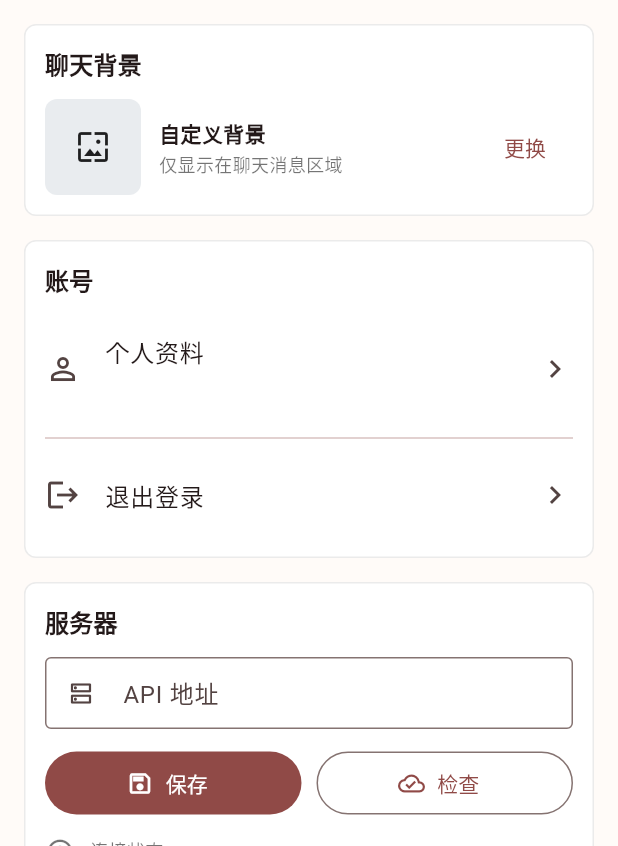
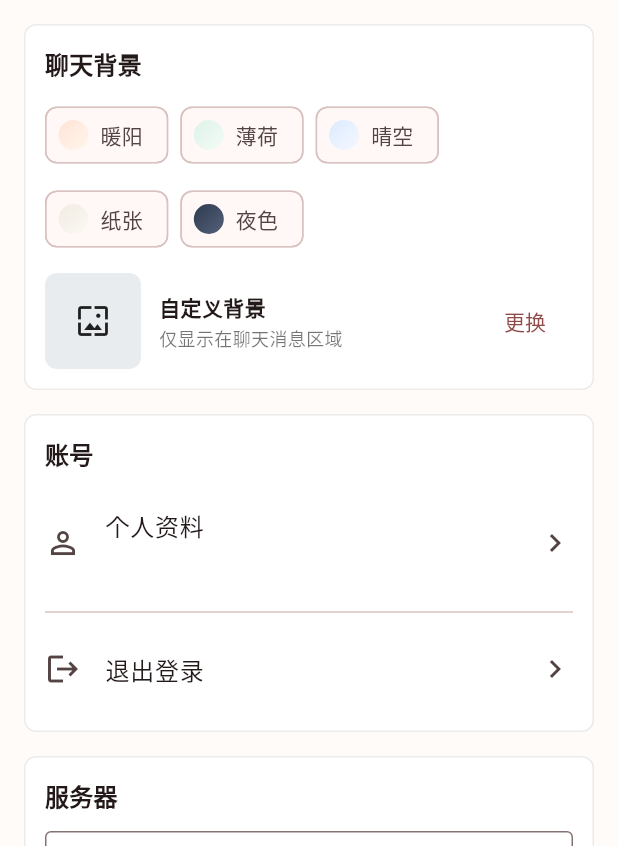
Before and after one commit to GINKA-Star123/aiagent-frontend, a Flutter app: the SettingsPage screen opened directly with empty values, on a phone screen of 412 x 824 dp, the part 390-1236 px from its top. Run offline on Flutter 3.47's test engine with Material 3 defaults, Android fonts, the phone set to English and light mode, and no system bars; our stand-ins replace audioplayers, connectivity_plus, dio, image_picker, permission_handler, scrollable_positioned_list and 1 more; missing offline and left inert: record; accounts and stored records are empty.

Commit message:
feat: gradient background presets

```diff
--- /dev/null
+++ b/lib/profile/background_presets.dart
@@ -0,0 +1,58 @@
+import 'package:flutter/material.dart';
+
+class BackgroundPreset {
+  const BackgroundPreset({
+    required this.id,
+    required this.label,
+    required this.colors,
+  });
+
+  final String id;
+  final String label;
+  final List<Color> colors;
+
+  LinearGradient get gradient {
+    return LinearGradient(
+      begin: Alignment.topLeft,
+      end: Alignment.bottomRight,
+      colors: colors,
+    );
+  }
+}
+
+const List<BackgroundPreset> backgroundPresets = [
+  BackgroundPreset(
+    id: 'peach',
+    label: '暖阳',
+    colors: [Color(0xFFFFE3D6), Color(0xFFFFF6EC)],
+  ),
+  BackgroundPreset(
+    id: 'mint',
+    label: '薄荷',
+    colors: [Color(0xFFDDF3E8), Color(0xFFF4FBF7)],
+  ),
+  BackgroundPreset(
+    id: 'sky',
+    label: '晴空',
+    colors: [Color(0xFFDCEBFF), Color(0xFFF4F8FF)],
+  ),
+  BackgroundPreset(
+    id: 'paper',
+    label: '纸张',
+    colors: [Color(0xFFF1ECE3), Color(0xFFFBF8F3)],
+  ),
+  BackgroundPreset(
+    id: 'night',
+    label: '夜色',
+    colors: [Color(0xFF2E3A4E), Color(0xFF55617A)],
+  ),
+];
+
+BackgroundPreset? backgroundPresetById(String id) {
+  for (final preset in backgroundPresets) {
+    if (preset.id == id) {
+      return preset;
+    }
+  }
+  return null;
+}
--- a/lib/settings/settings_page.dart
+++ b/lib/settings/settings_page.dart
@@ -4,6 +4,7 @@ import 'package:flutter/material.dart';
 import 'package:image_picker/image_picker.dart';
 
 import '../profile/avatar_store.dart';
+import '../profile/background_presets.dart';
 import '../profile/background_store.dart';
 
 class SettingsPage extends StatefulWidget {
@@ -13,6 +14,7 @@ class SettingsPage extends StatefulWidget {
     required this.myAvatarPath,
     required this.agentAvatarPath,
     required this.backgroundPath,
+    required this.backgroundPreset,
     required this.backgroundDim,
     required this.backgroundBlur,
     required this.onAvatarsChanged,
@@ -37,6 +39,7 @@ class SettingsPage extends StatefulWidget {
   final String myAvatarPath;
   final String agentAvatarPath;
   final String backgroundPath;
+  final String backgroundPreset;
   final double backgroundDim;
   final double backgroundBlur;
   final Future<void> Function() onAvatarsChanged;
@@ -72,6 +75,7 @@ class _SettingsPageState extends State<SettingsPage> {
   late String _myAvatarPath;
   late String _agentAvatarPath;
   late String _backgroundPath;
+  late String _backgroundPreset;
   late double _backgroundDim;
   late double _backgroundBlur;
   final ImagePicker _imagePicker = ImagePicker();
@@ -87,6 +91,7 @@ class _SettingsPageState extends State<SettingsPage> {
     _myAvatarPath = widget.myAvatarPath;
     _agentAvatarPath = widget.agentAvatarPath;
     _backgroundPath = widget.backgroundPath;
+    _backgroundPreset = widget.backgroundPreset;
     _backgroundDim = widget.backgroundDim;
     _backgroundBlur = widget.backgroundBlur;
   }
@@ -382,11 +387,13 @@ class _SettingsPageState extends State<SettingsPage> {
         return;
       }
       final path = await BackgroundStore.save(widget.userId, picked.path);
+      await BackgroundStore.savePreset(widget.userId, '');
       if (!mounted) {
         return;
       }
       setState(() {
         _backgroundPath = path;
+        _backgroundPreset = '';
       });
       await widget.onBackgroundChanged();
     } catch (error) {
@@ -405,13 +412,28 @@ class _SettingsPageState extends State<SettingsPage> {
     }
   }
 
-  Future<void> _resetBackground() async {
+  Future<void> _selectBackgroundPreset(BackgroundPreset preset) async {
     await BackgroundStore.reset(widget.userId);
+    await BackgroundStore.savePreset(widget.userId, preset.id);
     if (!mounted) {
       return;
     }
     setState(() {
       _backgroundPath = '';
+      _backgroundPreset = preset.id;
+    });
+    await widget.onBackgroundChanged();
+  }
+
+  Future<void> _resetBackground() async {
+    await BackgroundStore.reset(widget.userId);
+    await BackgroundStore.savePreset(widget.userId, '');
+    if (!mounted) {
+      return;
+    }
+    setState(() {
+      _backgroundPath = '';
+      _backgroundPreset = '';
     });
     await widget.onBackgroundChanged();
   }
@@ -469,10 +491,35 @@ class _SettingsPageState extends State<SettingsPage> {
           _SettingsSection(
             title: '聊天背景',
             children: [
+              Wrap(
+                spacing: 8,
+                runSpacing: 8,
+                children: [
+                  for (final preset in backgroundPresets)
+                    ChoiceChip(
+                      selected:
+                          _backgroundPath.isEmpty &&
+                          _backgroundPreset == preset.id,
+                      avatar: Container(
+                        width: 20,
+                        height: 20,
+                        decoration: BoxDecoration(
+                          shape: BoxShape.circle,
+                          gradient: preset.gradient,
+                        ),
+                      ),
+                      label: Text(preset.label),
+                      onSelected: (_) => _selectBackgroundPreset(preset),
+                    ),
+                ],
+              ),
+              const SizedBox(height: 12),
               _BackgroundSettingTile(
                 imagePath: _backgroundPath,
                 onPick: _pickBackground,
-                onReset: _backgroundPath.isEmpty ? null : _resetBackground,
+                onReset: _backgroundPath.isEmpty && _backgroundPreset.isEmpty
+                    ? null
+                    : _resetBackground,
               ),
               if (_backgroundPath.isNotEmpty) ...[
                 const Divider(height: 20),
--- a/pubspec.yaml
+++ b/pubspec.yaml
@@ -2,7 +2,7 @@ name: flutter_client
 description: AIAgent product client.
 publish_to: "none"
 
-version: 1.4.4+15
+version: 1.4.5+16
 
 environment:
   sdk: ^3.11.0
```
Also changed, not shown: lib/app/app.dart (+19 -1 lines), lib/profile/background_store.dart (+21 -0 lines), 1 other file.
